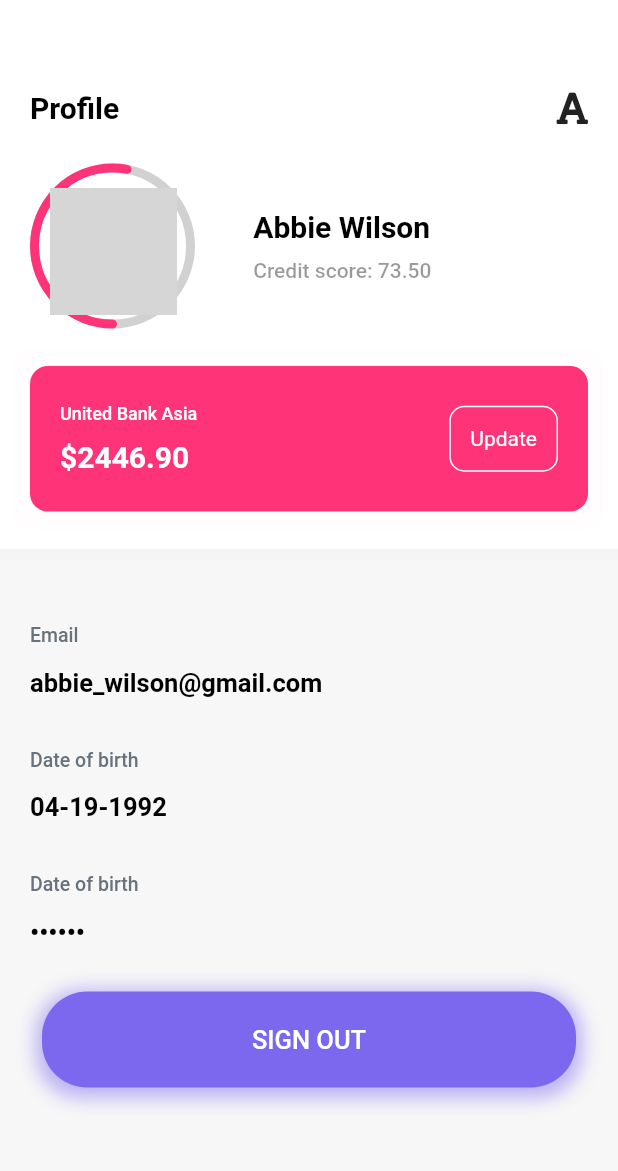
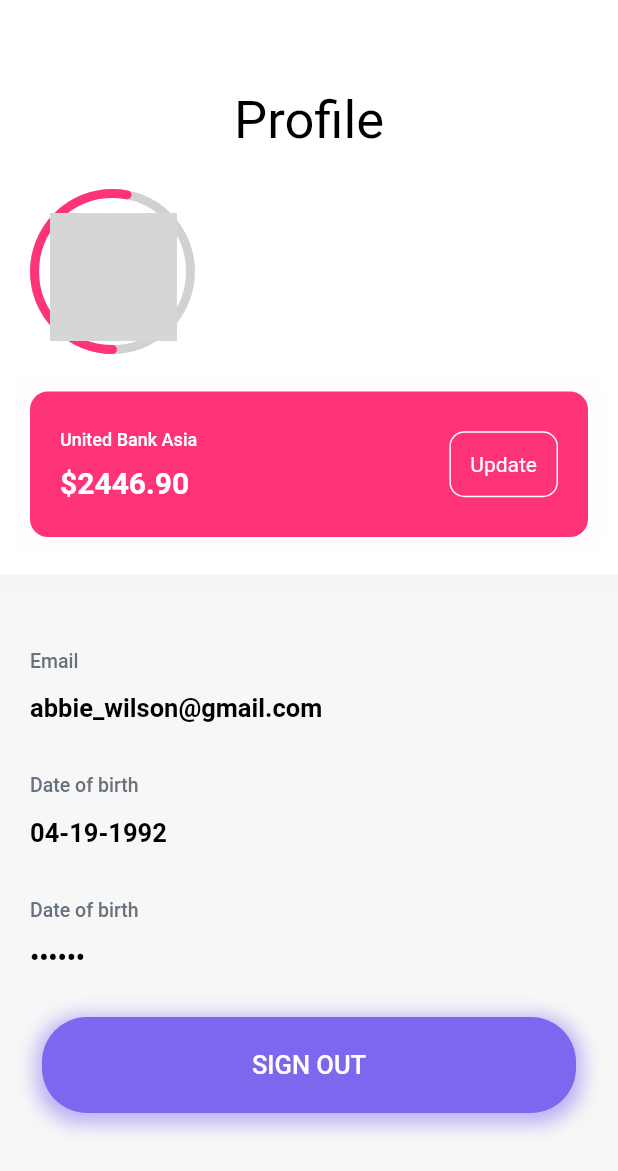
Before and after one commit to NoHuyen1820/qlct, a Flutter app: the ProfileScreen screen opened directly, on a phone screen of 412 x 824 dp. Shown: the top 1171 px of the screen. Run offline on Flutter 3.47's test engine with Material 2 defaults, Android fonts, the phone set to English and light mode, and no system bars; drawn by our look-alikes of percent_indicator; our stand-ins replace adaptive_dialog, animated_bottom_navigation_bar, decimal, firebase_auth, firebase_core, fl_chart and 6 more; missing offline and left inert: big_decimal; accounts and stored records are empty; network calls fail; grey boxes are pictures that could not be loaded.

Commit message:
update profile screen

```diff
--- a/lib/screens/profile/profile_screen.dart
+++ b/lib/screens/profile/profile_screen.dart
@@ -90,17 +90,16 @@ class _ProfileScreenState extends State<ProfileScreen> {
                   top: 60, right: 20, left: 20, bottom: 25),
               child: Column(
                 children: [
-                  Row(
+                  Column(
                     mainAxisAlignment: MainAxisAlignment.spaceBetween,
                     children: const [
                       Text(
                         "Profile",
                         style: TextStyle(
-                            fontSize: 20,
-                            fontWeight: FontWeight.bold,
-                            color: black),
+                            color: Colors.black,
+                            fontSize: 35.0,
+                            decorationStyle: TextDecorationStyle.wavy),
                       ),
-                      FaIcon(FontAwesomeIcons.font)
                     ],
                   ),
                   const SizedBox(
@@ -127,6 +126,7 @@ class _ProfileScreenState extends State<ProfileScreen> {
                                 top: 16,
                                 left: 13,
                                 child: Container(
+                                  alignment: Alignment.center,
                                   width: 85,
                                   height: 85,
                                   decoration: const BoxDecoration(
@@ -141,31 +141,31 @@ class _ProfileScreenState extends State<ProfileScreen> {
                           ),
                         ),
                       ),
-                      Container(
-                        width: (size.width - 40) * 0.6,
-                        child: Column(
-                          crossAxisAlignment: CrossAxisAlignment.start,
-                          children: [
-                            const Text(
-                              "Abbie Wilson",
-                              style: TextStyle(
-                                  fontSize: 20,
-                                  fontWeight: FontWeight.bold,
-                                  color: black),
-                            ),
-                            const SizedBox(
-                              height: 10,
-                            ),
-                            Text(
-                              "Credit score: 73.50",
-                              style: TextStyle(
-                                  fontSize: 14,
-                                  fontWeight: FontWeight.w500,
-                                  color: black.withOpacity(0.4)),
-                            ),
-                          ],
-                        ),
-                      )
+                      // Container(
+                      //   width: (size.width - 40) * 0.6,
+                      //   child: Column(
+                      //     crossAxisAlignment: CrossAxisAlignment.start,
+                      //     children: [
+                      //       const Text(
+                      //         "Abbie Wilson",
+                      //         style: TextStyle(
+                      //             fontSize: 20,
+                      //             fontWeight: FontWeight.bold,
+                      //             color: black),
+                      //       ),
+                      //       const SizedBox(
+                      //         height: 10,
+                      //       ),
+                      //       Text(
+                      //         "Credit score: 73.50",
+                      //         style: TextStyle(
+                      //             fontSize: 14,
+                      //             fontWeight: FontWeight.w500,
+                      //             color: black.withOpacity(0.4)),
+                      //       ),
+                      //     ],
+                      //   ),
+                      // )
                     ],
                   ),
                   const SizedBox(
```
